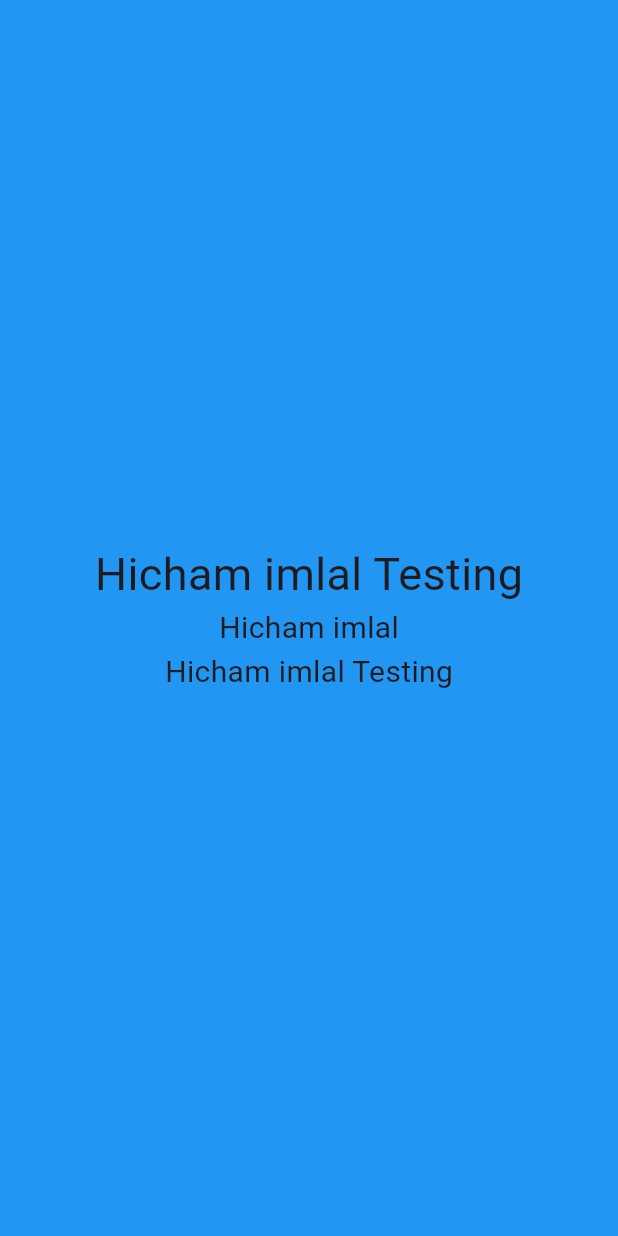
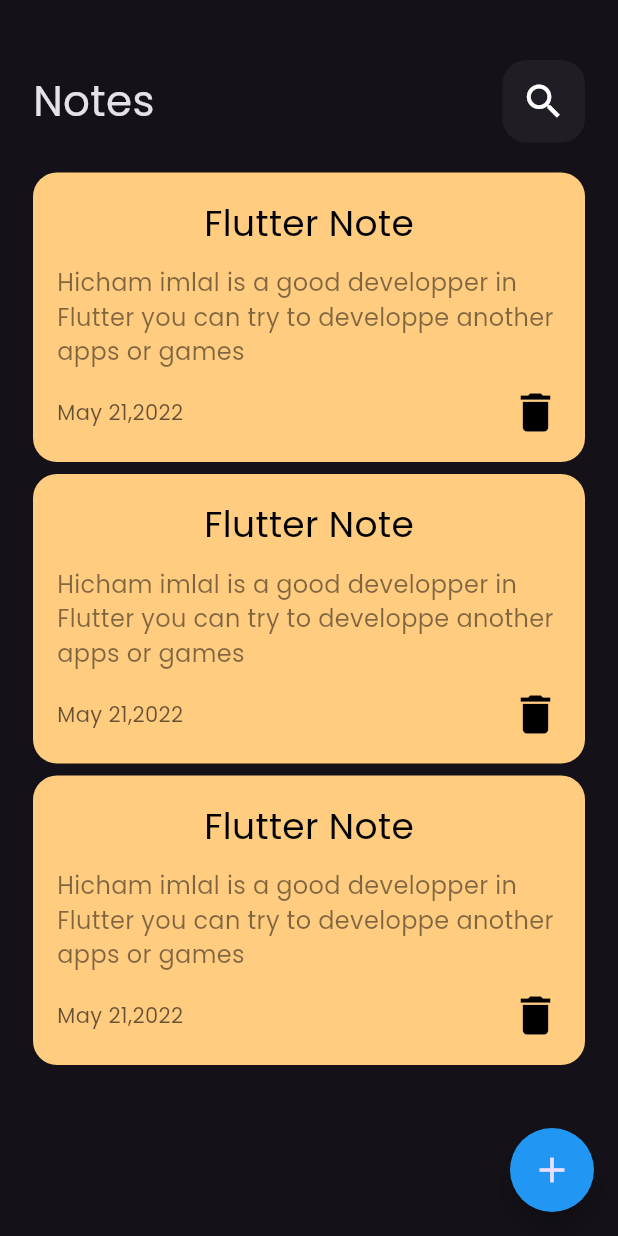
Before and after one commit to HichamImlal/note-APP, a Flutter app: the screen it shows after launch, on a phone screen of 412 x 824 dp. Run offline on Flutter 3.47's test engine with Material 3 defaults, Android fonts, the light colour scheme and no system bars.

Commit message:
my note app

```diff
--- /dev/null
+++ b/lib/Screens/Custom.dart
@@ -0,0 +1,41 @@
+import 'package:flutter/material.dart';
+import 'package:hicham_apps/Widgets/CustomListView.dart';
+import 'package:hicham_apps/Widgets/button_sheet.dart';
+
+import '../Widgets/Header.dart';
+
+class Custom extends StatelessWidget {
+  const Custom({super.key});
+
+  @override
+  Widget build(BuildContext context) {
+    return Scaffold(
+      floatingActionButton: FloatingActionButton(
+        backgroundColor: Colors.blue,
+        shape: RoundedRectangleBorder(borderRadius: BorderRadius.circular(50)),
+        onPressed: () {
+          showModalBottomSheet(
+              context: context, builder: (context) =>const ButtonSheet());
+        },
+        child: const Icon(
+          Icons.add,
+          size: 28,
+        ),
+      ),
+      body: const Padding(
+        padding: EdgeInsets.symmetric(horizontal: 22),
+        child: Column(
+          children: [
+            SizedBox(
+              height: 40,
+            ),
+            Header(title: 'Notes',icon: Icons.search,),
+            Expanded(
+              child: CustomListView(),
+            ),
+          ],
+        ),
+      ),
+    );
+  }
+}
--- /dev/null
+++ b/lib/Widgets/CustomCard.dart
@@ -0,0 +1,62 @@
+import 'package:flutter/material.dart';
+import 'package:hicham_apps/Screens/custom_edit.dart';
+
+class CustomCard extends StatelessWidget {
+  const CustomCard({super.key, required this.title, required this.content});
+  final String title;
+  final String content;
+
+  @override
+  Widget build(BuildContext context) {
+    return GestureDetector(
+      onTap: () => Navigator.push(
+          context, MaterialPageRoute(builder: (context) =>const CustomEdit())),
+      child: Container(
+        width: MediaQuery.sizeOf(context).width,
+        decoration: BoxDecoration(
+          color: const Color(0xffFFCC80),
+          borderRadius: BorderRadius.circular(16),
+        ),
+        child: Padding(
+          padding: const EdgeInsets.all(16.0),
+          child: Column(children: [
+             Center(
+              child: Text(
+                title,
+                style: const TextStyle(
+                  fontSize: 24,
+                  color: Colors.black,
+                ),
+              ),
+            ),
+            const SizedBox(
+              height: 12,
+            ),
+            Text(
+              content,
+              style:
+                  TextStyle(color: Colors.black.withOpacity(0.5), fontSize: 16),
+            ),
+            const SizedBox(
+              height: 12,
+            ),
+            Row(
+              children: [
+                Text(
+                  "May 21,2022",
+                  style: TextStyle(color: Colors.black.withOpacity(0.6)),
+                ),
+                const Spacer(),
+                const Icon(
+                  Icons.delete,
+                  size: 34,
+                  color: Colors.black,
+                ),
+              ],
+            ),
+          ]),
+        ),
+      ),
+    );
+  }
+}
--- /dev/null
+++ b/lib/Widgets/CustomIcon.dart
@@ -0,0 +1,18 @@
+import 'package:flutter/material.dart';
+
+class CustomIcon extends StatelessWidget {
+  const CustomIcon({super.key, required this.icon});
+  final IconData icon;
+  @override
+  Widget build(BuildContext context) {
+    return Container(
+      height: 55,
+      width: 55,
+      decoration: BoxDecoration(
+        color: Colors.white.withOpacity(.05),
+        borderRadius: BorderRadius.circular(16),
+      ),
+      child: Center(child: Icon(icon,size: 30,)),
+    );
+  }
+}
--- /dev/null
+++ b/lib/Widgets/CustomListView.dart
@@ -0,0 +1,29 @@
+import 'package:flutter/material.dart';
+import 'package:hicham_apps/Widgets/CustomCard.dart';
+
+import '../services/Note.dart';
+
+class CustomListView extends StatefulWidget {
+  const CustomListView({super.key});
+
+  @override
+  State<CustomListView> createState() => _CustomListViewState();
+}
+
+class _CustomListViewState extends State<CustomListView> {
+  List<Note> notes = [];
+
+  @override
+  Widget build(BuildContext context) {
+    return Padding(
+      padding: const EdgeInsets.symmetric(vertical : 16.0),
+      child: ListView.builder(
+        padding: EdgeInsets.zero,
+          itemCount: 3,
+          itemBuilder: (context, index) => const Padding(
+                padding: EdgeInsets.symmetric(vertical: 4.0),
+                child: CustomCard(title: 'Flutter Note',content: "Hicham imlal is a good developper in Flutter you can try to developpe another apps or games",),
+              )),
+    );
+  }
+}
--- /dev/null
+++ b/lib/Widgets/Header.dart
@@ -0,0 +1,18 @@
+import 'package:flutter/material.dart';
+import 'package:hicham_apps/Widgets/CustomIcon.dart';
+
+class Header extends StatelessWidget {
+  const Header({super.key, this.title, required this.icon});
+  final title;
+  final IconData icon;
+  @override
+  Widget build(BuildContext context) {
+    return Row(
+      children: [
+        Text(title,style: TextStyle(fontSize: 28),),
+        Spacer(),
+        CustomIcon(icon:icon,)
+      ],
+    );
+  }
+}
--- a/lib/main.dart
+++ b/lib/main.dart
@@ -1,32 +1,18 @@
-import "package:flutter/material.dart";
+import 'package:flutter/material.dart';
 
-void main(){
-  runApp(const Main());
-}
+import 'Screens/Custom.dart';
 
-class Main extends StatelessWidget {
-  const Main({super.key});
+void main()=>runApp(const Notes());
+
+class Notes extends StatelessWidget {
+  const Notes({super.key});
 
   @override
   Widget build(BuildContext context) {
-    return const MaterialApp(
-      home: Scaffold(
-        backgroundColor: Colors.blue,
-        body: Column(
-          mainAxisAlignment: MainAxisAlignment.center,
-          children: [
-            Center(child: Text("Hicham imlal Testing",style: TextStyle(
-              fontSize: 30,
-            ),)),
-            Center(child: Text("Hicham imlal",style: TextStyle(
-              fontSize: 20,
-            ),)),
-            Center(child: Text("Hicham imlal Testing",style: TextStyle(
-              fontSize: 20,
-            ),)),
-          ],
-        ),
-      ),
+    return MaterialApp(
+      debugShowCheckedModeBanner: false,
+      theme: ThemeData(brightness: Brightness.dark,fontFamily: 'Poppins'),
+      home: const Custom(),
     );
   }
 }
--- /dev/null
+++ b/lib/services/Note.dart
@@ -0,0 +1,6 @@
+class Note{
+  String title;
+  String content;
+
+  Note(this.title,this.content);
+}
```
Also changed, not shown: lib/Screens/custom_edit.dart (added, +30 -0 lines), lib/Widgets/button_sheet.dart (added, +40 -0 lines), lib/Widgets/custom_button_add.dart (added, +22 -0 lines), lib/Widgets/custom_iput.dart (added, +35 -0 lines), pubspec.yaml (+4 -4 lines), assets/fonts/Poppins-Regular.ttf (added).
